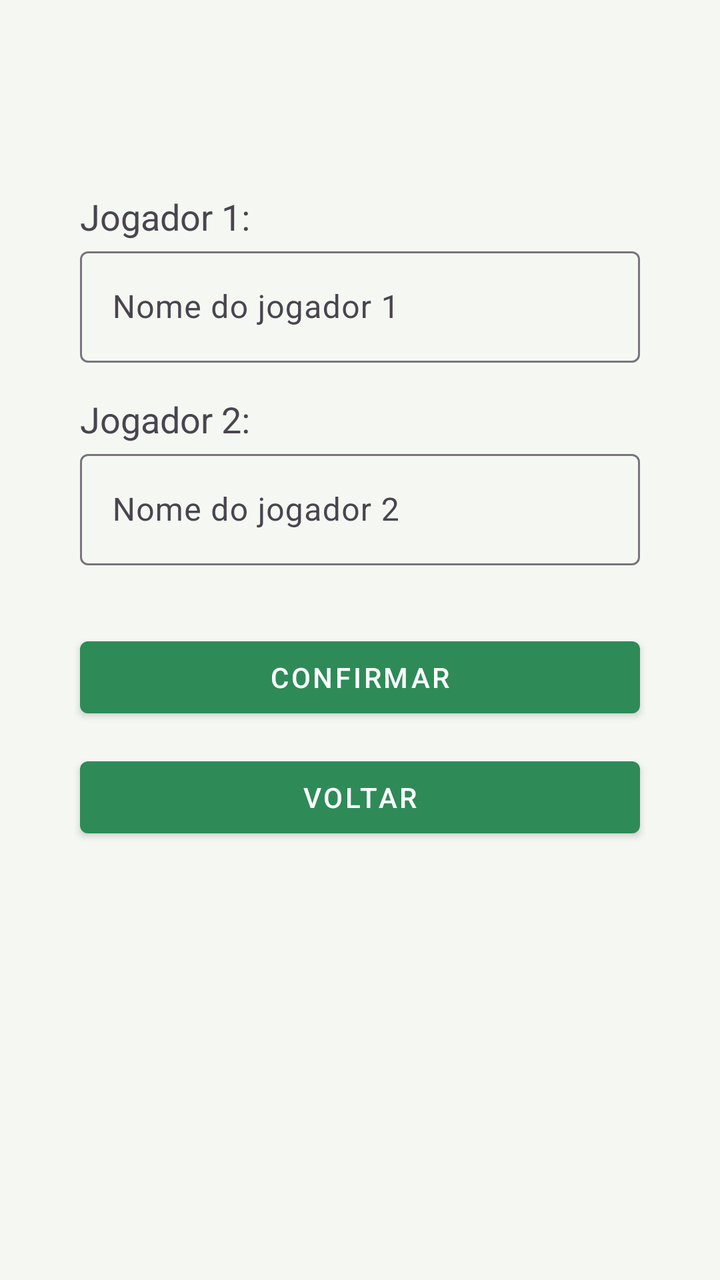
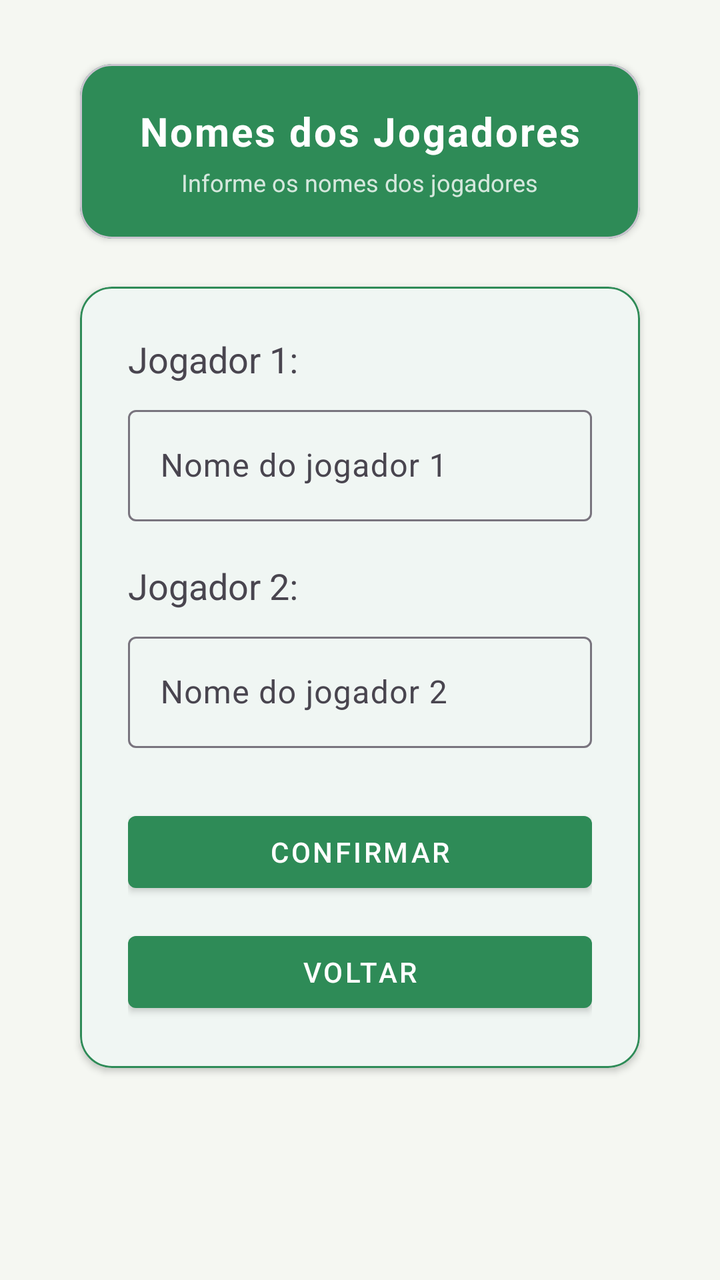

The first picture is an Android layout as it rendered before a commit; the second is the same layout after the commit. The layout source and the unified diff follow.
<!-- AndroidManifest.xml: application theme Theme.Truco -->
<!-- res/layout/activity_informar_nomes.xml -->
<?xml version="1.0" encoding="utf-8"?>
<androidx.constraintlayout.widget.ConstraintLayout
    xmlns:android="http://schemas.android.com/apk/res/android"
    xmlns:app="http://schemas.android.com/apk/res-auto"
    xmlns:tools="http://schemas.android.com/tools"
    android:id="@+id/main"
    android:layout_width="match_parent"
    android:layout_height="match_parent"
    android:padding="16dp">

    <TextView
        android:id="@+id/nome_jogador1"
        android:layout_width="wrap_content"
        android:layout_height="wrap_content"
        android:layout_marginStart="24dp"
        android:layout_marginTop="80dp"
        android:text="Jogador 1:"
        android:textSize="18sp"
        app:layout_constraintStart_toStartOf="parent"
        app:layout_constraintTop_toTopOf="parent" />

    <com.google.android.material.textfield.TextInputLayout
        android:id="@+id/layoutJogador1"
        android:layout_width="0dp"
        android:layout_height="wrap_content"
        android:hint="Nome do jogador 1"
        app:layout_constraintEnd_toEndOf="@+id/salvar"
        app:layout_constraintStart_toStartOf="@+id/nome_jogador1"
        app:layout_constraintTop_toBottomOf="@+id/nome_jogador1">

        <com.google.android.material.textfield.TextInputEditText
            android:id="@+id/inputJogador1"
            android:layout_width="match_parent"
            android:layout_height="wrap_content"
            android:inputType="textPersonName" />
    </com.google.android.material.textfield.TextInputLayout>

    <TextView
        android:id="@+id/nome_jogador2"
        android:layout_width="wrap_content"
        android:layout_height="wrap_content"
        android:layout_marginTop="16dp"
        android:text="Jogador 2:"
        android:textSize="18sp"
        app:layout_constraintStart_toStartOf="@+id/nome_jogador1"
        app:layout_constraintTop_toBottomOf="@+id/layoutJogador1" />

    <com.google.android.material.textfield.TextInputLayout
        android:id="@+id/layoutJogador2"
        android:layout_width="0dp"
        android:layout_height="wrap_content"
        android:hint="Nome do jogador 2"
        app:layout_constraintEnd_toEndOf="@+id/layoutJogador1"
        app:layout_constraintStart_toStartOf="@+id/nome_jogador2"
        app:layout_constraintTop_toBottomOf="@+id/nome_jogador2">

        <com.google.android.material.textfield.TextInputEditText
            android:id="@+id/inputJogador2"
            android:layout_width="match_parent"
            android:layout_height="wrap_content"
            android:inputType="textPersonName" />
    </com.google.android.material.textfield.TextInputLayout>

    <Button
        android:id="@+id/salvar"
        style="@style/BotaoPontuacao"
        android:layout_width="0dp"
        android:layout_height="wrap_content"
        android:layout_marginTop="32dp"
        android:layout_marginEnd="24dp"
        android:text="Confirmar"
        app:layout_constraintEnd_toEndOf="parent"
        app:layout_constraintStart_toStartOf="@+id/nome_jogador2"
        app:layout_constraintTop_toBottomOf="@id/layoutJogador2" />

    <Button
        android:id="@+id/voltar"
        style="@style/BotaoPontuacao"
        android:layout_width="0dp"
        android:layout_height="wrap_content"
        android:layout_marginTop="12dp"
        android:text="Voltar"
        app:layout_constraintTop_toBottomOf="@id/salvar"
        app:layout_constraintEnd_toEndOf="@+id/salvar"
        app:layout_constraintStart_toStartOf="@+id/salvar" />

</androidx.constraintlayout.widget.ConstraintLayout>
<!-- resources referenced by this layout -->
<resources>
  <style name="BotaoPontuacao" parent="Widget.MaterialComponents.Button">
          <item name="android:layout_width">0dp</item>
          <item name="android:layout_height">47dp</item>
          <item name="android:minWidth">0dp</item>
          <item name="android:paddingLeft">2dp</item>
          <item name="android:paddingRight">2dp</item>
          <item name="android:insetLeft">0dp</item>
          <item name="android:insetRight">0dp</item>
          <item name="android:maxLines">1</item>
          <item name="android:singleLine">true</item>
      </style>
  <style name="Theme.Truco" parent="Base.Theme.Truco" />
  <style name="Base.Theme.Truco" parent="Theme.Material3.DayNight.NoActionBar">
  
          
          <item name="colorPrimary">@color/green_500</item>
          <item name="colorPrimaryVariant">@color/green_700</item>
          <item name="colorOnPrimary">@color/white</item>
  
          
          <item name="colorSecondary">@color/gold_500</item>
          <item name="colorSecondaryVariant">@color/gold_700</item>
          <item name="colorOnSecondary">@color/black</item>
  
          
          <item name="android:colorBackground">@color/background</item>
          <item name="colorSurface">@color/surface</item>
          <item name="colorOnSurface">@color/text_primary</item>
  
          
          <item name="android:statusBarColor" tools:targetApi="l">?attr/colorPrimaryVariant</item>
  
      </style>
  <color name="green_500">#FF2E8B57</color>
  <color name="green_700">#FF1B5E20</color>
  <color name="white">#FFFFFFFF</color>
  <color name="gold_500">#FFFFC107</color>
  <color name="gold_700">#FFFF8F00</color>
  <color name="black">#FF000000</color>
  <color name="background">#FFF5F7F2</color>
  <color name="surface">#FFFFFFFF</color>
  <color name="text_primary">#FF17251E</color>
</resources>

<!-- the commit's change to res/layout/activity_informar_nomes.xml (unified diff, before → after) -->
@@ -1,87 +1,143 @@
-<?xml version="1.0" encoding="utf-8"?>
 <androidx.constraintlayout.widget.ConstraintLayout
     xmlns:android="http://schemas.android.com/apk/res/android"
     xmlns:app="http://schemas.android.com/apk/res-auto"
-    xmlns:tools="http://schemas.android.com/tools"
     android:id="@+id/main"
     android:layout_width="match_parent"
     android:layout_height="match_parent"
     android:padding="16dp">
 
-    <TextView
-        android:id="@+id/nome_jogador1"
-        android:layout_width="wrap_content"
+    
+    <com.google.android.material.card.MaterialCardView
+        android:id="@+id/cardHeader"
+        android:layout_width="0dp"
         android:layout_height="wrap_content"
         android:layout_marginStart="24dp"
-        android:layout_marginTop="80dp"
-        android:text="Jogador 1:"
-        android:textSize="18sp"
+        android:layout_marginTop="16dp"
+        android:layout_marginEnd="24dp"
+        app:cardBackgroundColor="?attr/colorPrimary"
+        app:cardCornerRadius="16dp"
+        app:cardElevation="2dp"
+        app:layout_constraintEnd_toEndOf="parent"
         app:layout_constraintStart_toStartOf="parent"
-        app:layout_constraintTop_toTopOf="parent" />
+        app:layout_constraintTop_toTopOf="parent">
 
-    <com.google.android.material.textfield.TextInputLayout
-        android:id="@+id/layoutJogador1"
+        <LinearLayout
+            android:layout_width="match_parent"
+            android:layout_height="wrap_content"
+            android:gravity="center"
+            android:orientation="vertical"
+            android:padding="20dp">
+
+            <TextView
+                android:id="@+id/tituloNomes"
+                android:layout_width="wrap_content"
+                android:layout_height="wrap_content"
+                android:letterSpacing="0.05"
+                android:text="Nomes dos Jogadores"
+                android:textColor="?attr/colorOnPrimary"
+                android:textSize="20sp"
+                android:textStyle="bold" />
+
+            <TextView
+                android:layout_width="wrap_content"
+                android:layout_height="wrap_content"
+                android:layout_marginTop="4dp"
+                android:alpha="0.8"
+                android:text="Informe os nomes dos jogadores"
+                android:textColor="?attr/colorOnPrimary"
+                android:textSize="12sp" />
+
+        </LinearLayout>
+    </com.google.android.material.card.MaterialCardView>
+
+    
+    <com.google.android.material.card.MaterialCardView
+        android:id="@+id/cardConteudo"
         android:layout_width="0dp"
         android:layout_height="wrap_content"
-        android:hint="Nome do jogador 1"
-        app:layout_constraintEnd_toEndOf="@+id/salvar"
-        app:layout_constraintStart_toStartOf="@+id/nome_jogador1"
-        app:layout_constraintTop_toBottomOf="@+id/nome_jogador1">
+        android:layout_marginTop="24dp"
+        app:cardBackgroundColor="?attr/colorSurface"
+        app:cardCornerRadius="16dp"
+        app:cardElevation="2dp"
+        app:layout_constraintEnd_toEndOf="@+id/cardHeader"
+        app:layout_constraintStart_toStartOf="@+id/cardHeader"
+        app:layout_constraintTop_toBottomOf="@id/cardHeader"
+        app:strokeColor="?attr/colorPrimary"
+        app:strokeWidth="1dp">
 
-        <com.google.android.material.textfield.TextInputEditText
-            android:id="@+id/inputJogador1"
+        <LinearLayout
             android:layout_width="match_parent"
             android:layout_height="wrap_content"
-            android:inputType="textPersonName" />
-    </com.google.android.material.textfield.TextInputLayout>
+            android:orientation="vertical"
+            android:padding="24dp">
 
-    <TextView
-        android:id="@+id/nome_jogador2"
-        android:layout_width="wrap_content"
-        android:layout_height="wrap_content"
-        android:layout_marginTop="16dp"
-        android:text="Jogador 2:"
-        android:textSize="18sp"
-        app:layout_constraintStart_toStartOf="@+id/nome_jogador1"
-        app:layout_constraintTop_toBottomOf="@+id/layoutJogador1" />
+            
+            <TextView
+                android:id="@+id/nome_jogador1"
+                android:layout_width="wrap_content"
+                android:layout_height="wrap_content"
+                android:text="Jogador 1:"
+                android:textSize="18sp" />
 
-    <com.google.android.material.textfield.TextInputLayout
-        android:id="@+id/layoutJogador2"
-        android:layout_width="0dp"
-        android:layout_height="wrap_content"
-        android:hint="Nome do jogador 2"
-        app:layout_constraintEnd_toEndOf="@+id/layoutJogador1"
-        app:layout_constraintStart_toStartOf="@+id/nome_jogador2"
-        app:layout_constraintTop_toBottomOf="@+id/nome_jogador2">
+            <com.google.android.material.textfield.TextInputLayout
+                android:id="@+id/layoutJogador1"
+                android:layout_width="match_parent"
+                android:layout_height="wrap_content"
+                android:layout_marginTop="8dp"
+                android:hint="Nome do jogador 1">
 
-        <com.google.android.material.textfield.TextInputEditText
-            android:id="@+id/inputJogador2"
-            android:layout_width="match_parent"
-            android:layout_height="wrap_content"
-            android:inputType="textPersonName" />
-    </com.google.android.material.textfield.TextInputLayout>
+                <com.google.android.material.textfield.TextInputEditText
+                    android:id="@+id/inputJogador1"
+                    android:layout_width="match_parent"
+                    android:layout_height="wrap_content"
+                    android:inputType="textPersonName" />
 
-    <Button
-        android:id="@+id/salvar"
-        style="@style/BotaoPontuacao"
-        android:layout_width="0dp"
-        android:layout_height="wrap_content"
-        android:layout_marginTop="32dp"
-        android:layout_marginEnd="24dp"
-        android:text="Confirmar"
-        app:layout_constraintEnd_toEndOf="parent"
-        app:layout_constraintStart_toStartOf="@+id/nome_jogador2"
-        app:layout_constraintTop_toBottomOf="@id/layoutJogador2" />
+            </com.google.android.material.textfield.TextInputLayout>
 
-    <Button
-        android:id="@+id/voltar"
-        style="@style/BotaoPontuacao"
-        android:layout_width="0dp"
-        android:layout_height="wrap_content"
-        android:layout_marginTop="12dp"
-        android:text="Voltar"
-        app:layout_constraintTop_toBottomOf="@id/salvar"
-        app:layout_constraintEnd_toEndOf="@+id/salvar"
-        app:layout_constraintStart_toStartOf="@+id/salvar" />
+            
+            <TextView
+                android:id="@+id/nome_jogador2"
+                android:layout_width="wrap_content"
+                android:layout_height="wrap_content"
+                android:layout_marginTop="20dp"
+                android:text="Jogador 2:"
+                android:textSize="18sp" />
+
+            <com.google.android.material.textfield.TextInputLayout
+                android:id="@+id/layoutJogador2"
+                android:layout_width="match_parent"
+                android:layout_height="wrap_content"
+                android:layout_marginTop="8dp"
+                android:hint="Nome do jogador 2">
+
+                <com.google.android.material.textfield.TextInputEditText
+                    android:id="@+id/inputJogador2"
+                    android:layout_width="match_parent"
+                    android:layout_height="wrap_content"
+                    android:inputType="textPersonName" />
+
+            </com.google.android.material.textfield.TextInputLayout>
+
+            
+            <Button
+                android:id="@+id/salvar"
+                style="@style/BotaoPontuacao"
+                android:layout_width="match_parent"
+                android:layout_height="wrap_content"
+                android:layout_marginTop="28dp"
+                android:text="Confirmar" />
+
+            
+            <Button
+                android:id="@+id/voltar"
+                style="@style/BotaoPontuacao"
+                android:layout_width="match_parent"
+                android:layout_height="wrap_content"
+                android:layout_marginTop="12dp"
+                android:text="Voltar" />
+
+        </LinearLayout>
+
+    </com.google.android.material.card.MaterialCardView>
 
 </androidx.constraintlayout.widget.ConstraintLayout>
